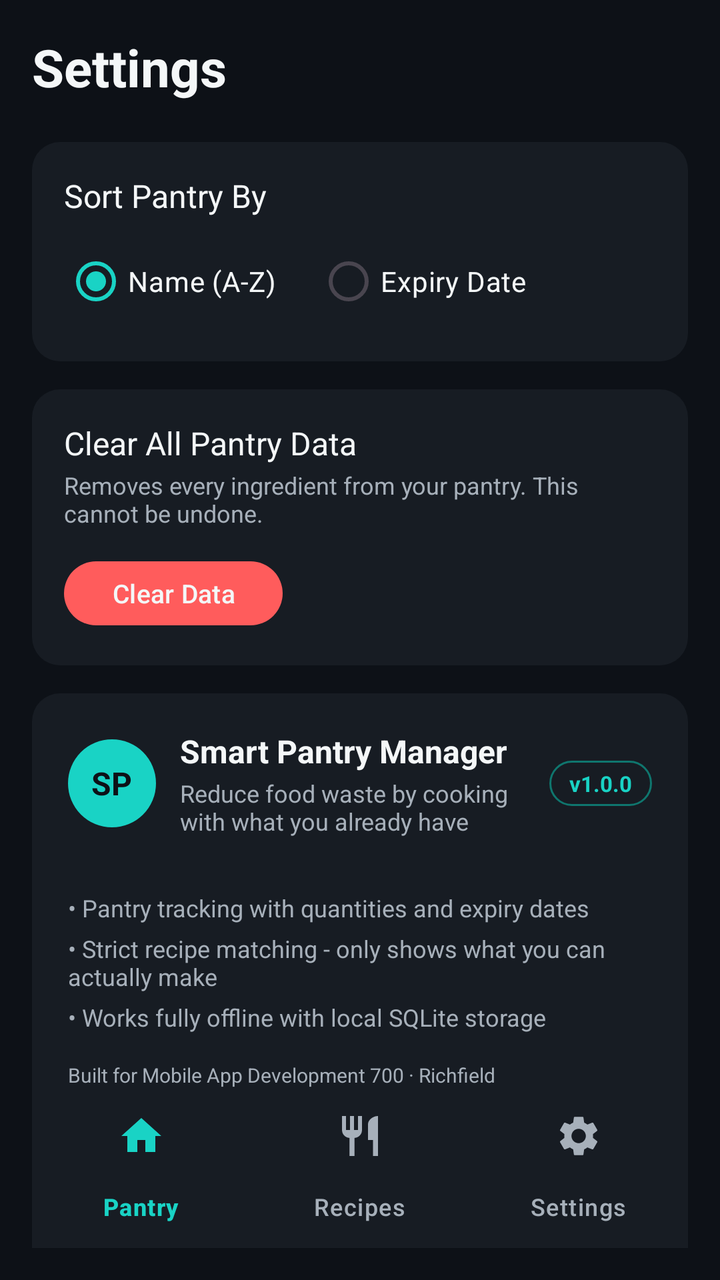
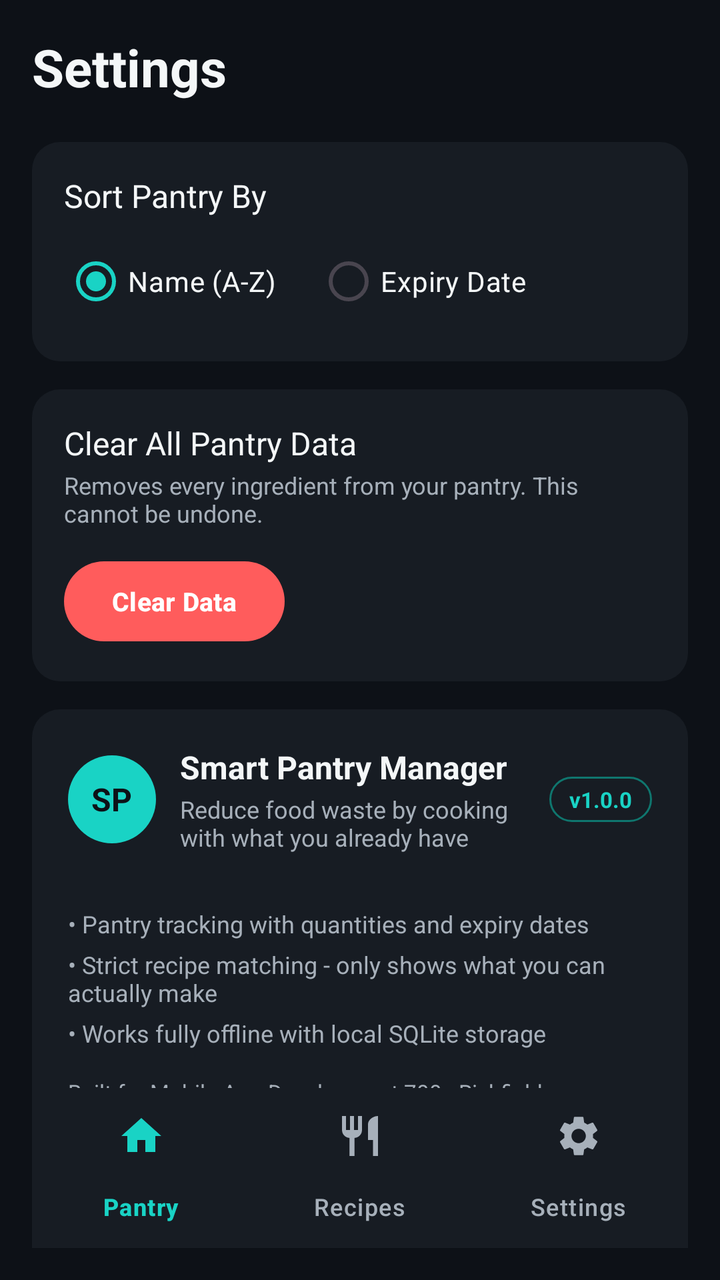

Two renders of the same Android screen: before a commit and after it. Below are the layout's source before the change and the commit's diff.
<!-- AndroidManifest.xml: application theme Theme.SmartPantryManager -->
<!-- res/layout/activity_settings.xml -->
<?xml version="1.0" encoding="utf-8"?>
<androidx.constraintlayout.widget.ConstraintLayout xmlns:android="http://schemas.android.com/apk/res/android"
    xmlns:app="http://schemas.android.com/apk/res-auto"
    android:layout_width="match_parent"
    android:layout_height="match_parent"
    android:background="@color/background"
    android:padding="16dp">

    <TextView
        android:id="@+id/textSettingsTitle"
        android:layout_width="wrap_content"
        android:layout_height="wrap_content"
        android:text="Settings"
        android:textColor="@color/text_main"
        android:textSize="26sp"
        android:textStyle="bold"
        app:layout_constraintTop_toTopOf="parent"
        app:layout_constraintStart_toStartOf="parent" />

    
    <LinearLayout
        android:id="@+id/rowSortBy"
        android:layout_width="0dp"
        android:layout_height="wrap_content"
        android:orientation="vertical"
        android:background="@drawable/bg_card"
        android:padding="16dp"
        android:layout_marginTop="20dp"
        app:layout_constraintTop_toBottomOf="@id/textSettingsTitle"
        app:layout_constraintStart_toStartOf="parent"
        app:layout_constraintEnd_toEndOf="parent">

        <TextView
            android:layout_width="wrap_content"
            android:layout_height="wrap_content"
            android:text="Sort Pantry By"
            android:textColor="@color/text_main"
            android:textSize="16sp" />

        <RadioGroup
            android:id="@+id/radioGroupSortBy"
            android:layout_width="wrap_content"
            android:layout_height="wrap_content"
            android:orientation="horizontal"
            android:layout_marginTop="8dp">

            <RadioButton
                android:id="@+id/radioSortName"
                android:layout_width="wrap_content"
                android:layout_height="wrap_content"
                android:text="Name (A-Z)"
                android:textColor="@color/text_main"
                android:checked="true" />

            <RadioButton
                android:id="@+id/radioSortExpiry"
                android:layout_width="wrap_content"
                android:layout_height="wrap_content"
                android:text="Expiry Date"
                android:textColor="@color/text_main"
                android:layout_marginStart="20dp" />

        </RadioGroup>

    </LinearLayout>

    
    <LinearLayout
        android:id="@+id/rowClearData"
        android:layout_width="0dp"
        android:layout_height="wrap_content"
        android:orientation="vertical"
        android:background="@drawable/bg_card"
        android:padding="16dp"
        android:layout_marginTop="14dp"
        app:layout_constraintTop_toBottomOf="@id/rowSortBy"
        app:layout_constraintStart_toStartOf="parent"
        app:layout_constraintEnd_toEndOf="parent">

        <TextView
            android:layout_width="wrap_content"
            android:layout_height="wrap_content"
            android:text="Clear All Pantry Data"
            android:textColor="@color/text_main"
            android:textSize="16sp" />

        <TextView
            android:layout_width="wrap_content"
            android:layout_height="wrap_content"
            android:text="Removes every ingredient from your pantry. This cannot be undone."
            android:textColor="@color/text_secondary"
            android:textSize="12sp"
            android:layout_marginTop="2dp" />

        <com.google.android.material.button.MaterialButton
            android:id="@+id/buttonClearData"
            android:layout_width="wrap_content"
            android:layout_height="40dp"
            android:layout_marginTop="12dp"
            android:text="Clear Data"
            android:textColor="@color/text_main"
            android:textSize="13sp"
            app:backgroundTint="@color/error_delete"
            app:cornerRadius="20dp" />

    </LinearLayout>

    
    <LinearLayout
        android:id="@+id/rowAbout"
        android:layout_width="0dp"
        android:layout_height="wrap_content"
        android:orientation="vertical"
        android:background="@drawable/bg_card"
        android:padding="18dp"
        android:layout_marginTop="14dp"
        app:layout_constraintTop_toBottomOf="@id/rowClearData"
        app:layout_constraintStart_toStartOf="parent"
        app:layout_constraintEnd_toEndOf="parent">

        <LinearLayout
            android:layout_width="match_parent"
            android:layout_height="wrap_content"
            android:orientation="horizontal"
            android:gravity="center_vertical">

            <FrameLayout
                android:layout_width="44dp"
                android:layout_height="44dp"
                android:background="@drawable/bg_circle_avatar">

                <TextView
                    android:layout_width="wrap_content"
                    android:layout_height="wrap_content"
                    android:layout_gravity="center"
                    android:text="SP"
                    android:textColor="@color/background"
                    android:textStyle="bold"
                    android:textSize="16sp" />

            </FrameLayout>

            <LinearLayout
                android:layout_width="0dp"
                android:layout_height="wrap_content"
                android:layout_weight="1"
                android:layout_marginStart="12dp"
                android:orientation="vertical">

                <TextView
                    android:layout_width="wrap_content"
                    android:layout_height="wrap_content"
                    android:text="Smart Pantry Manager"
                    android:textColor="@color/text_main"
                    android:textSize="16sp"
                    android:textStyle="bold" />

                <TextView
                    android:layout_width="wrap_content"
                    android:layout_height="wrap_content"
                    android:text="Reduce food waste by cooking with what you already have"
                    android:textColor="@color/text_secondary"
                    android:textSize="12sp"
                    android:layout_marginTop="2dp" />

            </LinearLayout>

            <TextView
                android:layout_width="wrap_content"
                android:layout_height="wrap_content"
                android:text="v1.0.0"
                android:textColor="@color/primary_aqua"
                android:textSize="11sp"
                android:textStyle="bold"
                android:background="@drawable/bg_input_field"
                android:paddingStart="10dp"
                android:paddingEnd="10dp"
                android:paddingTop="4dp"
                android:paddingBottom="4dp" />

        </LinearLayout>

        <View
            android:layout_width="match_parent"
            android:layout_height="1dp"
            android:background="@color/card_bg"
            android:layout_marginTop="14dp"
            android:layout_marginBottom="12dp" />

        <TextView
            android:layout_width="wrap_content"
            android:layout_height="wrap_content"
            android:text="• Pantry tracking with quantities and expiry dates"
            android:textColor="@color/text_secondary"
            android:textSize="12sp" />

        <TextView
            android:layout_width="wrap_content"
            android:layout_height="wrap_content"
            android:text="• Strict recipe matching - only shows what you can actually make"
            android:textColor="@color/text_secondary"
            android:textSize="12sp"
            android:layout_marginTop="4dp" />

        <TextView
            android:layout_width="wrap_content"
            android:layout_height="wrap_content"
            android:text="• Works fully offline with local SQLite storage"
            android:textColor="@color/text_secondary"
            android:textSize="12sp"
            android:layout_marginTop="4dp" />

        <TextView
            android:layout_width="wrap_content"
            android:layout_height="wrap_content"
            android:text="Built for Mobile App Development 700 · Richfield"
            android:textColor="@color/text_secondary"
            android:textSize="10sp"
            android:layout_marginTop="14dp" />

        <TextView
            android:layout_width="wrap_content"
            android:layout_height="wrap_content"
            android:text="Developed by Kerina Ramasar"
            android:textColor="@color/text_secondary"
            android:textSize="10sp"
            android:layout_marginTop="4dp" />

    </LinearLayout>

    <com.google.android.material.bottomnavigation.BottomNavigationView
        android:id="@+id/bottomNavSettings"
        android:layout_width="match_parent"
        android:layout_height="wrap_content"
        android:background="@color/card_bg"
        app:itemIconTint="@color/bottom_nav_item_color"
        app:itemTextColor="@color/bottom_nav_item_color"
        app:menu="@menu/bottom_nav_menu"
        app:layout_constraintBottom_toBottomOf="parent" />

</androidx.constraintlayout.widget.ConstraintLayout>
<!-- resources referenced by this layout -->
<resources>
  <color name="background">#0D1117</color>
  <color name="card_bg">#171C23</color>
  <color name="error_delete">#FF5C5C</color>
  <color name="primary_aqua">#19D3C5</color>
  <color name="text_main">#F4F7F8</color>
  <color name="text_secondary">#A7B0BA</color>
  <!-- drawable bg_card (drawable) -->
  <?xml version="1.0" encoding="utf-8"?>
  <shape xmlns:android="http://schemas.android.com/apk/res/android">
      <solid android:color="@color/card_bg" />
      <corners android:radius="14dp" />
  </shape>
  <!-- drawable bg_circle_avatar (drawable) -->
  <?xml version="1.0" encoding="utf-8"?>
  <shape xmlns:android="http://schemas.android.com/apk/res/android"
      android:shape="oval">
      <solid android:color="@color/primary_aqua" />
  </shape>
  <!-- drawable bg_input_field (drawable) -->
  <?xml version="1.0" encoding="utf-8"?>
  <shape xmlns:android="http://schemas.android.com/apk/res/android">
      <solid android:color="@color/card_bg" />
      <corners android:radius="12dp" />
      <stroke android:width="1dp" android:color="@color/dark_aqua" />
      <padding android:left="14dp" android:top="12dp" android:right="14dp" android:bottom="12dp" />
  </shape>
  <style name="Theme.SmartPantryManager" parent="Base.Theme.SmartPantryManager" />
  <color name="dark_aqua">#0F766E</color>
  <style name="Base.Theme.SmartPantryManager" parent="Theme.Material3.DayNight.NoActionBar">
          <item name="android:windowBackground">@color/background</item>
          <item name="colorPrimary">@color/primary_aqua</item>
          <item name="colorOnPrimary">@color/background</item>
          <item name="android:textColorPrimary">@color/text_main</item>
          <item name="android:textColorSecondary">@color/text_secondary</item>
      </style>
</resources>

<!-- the commit's change to res/layout/activity_settings.xml (unified diff, before → after) -->
@@ -95,13 +95,14 @@
         <com.google.android.material.button.MaterialButton
             android:id="@+id/buttonClearData"
             android:layout_width="wrap_content"
-            android:layout_height="40dp"
+            android:layout_height="48dp"
             android:layout_marginTop="12dp"
             android:text="Clear Data"
-            android:textColor="@color/text_main"
+            android:textColor="@android:color/white"
             android:textSize="13sp"
+            android:textStyle="bold"
             app:backgroundTint="@color/error_delete"
-            app:cornerRadius="20dp" />
+            app:cornerRadius="24dp" />
 
     </LinearLayout>
 
@@ -215,7 +216,7 @@
             android:layout_height="wrap_content"
             android:text="Built for Mobile App Development 700 · Richfield"
             android:textColor="@color/text_secondary"
-            android:textSize="10sp"
+            android:textSize="11sp"
             android:layout_marginTop="14dp" />
 
         <TextView
@@ -223,7 +224,7 @@
             android:layout_height="wrap_content"
             android:text="Developed by Kerina Ramasar"
             android:textColor="@color/text_secondary"
-            android:textSize="10sp"
+            android:textSize="11sp"
             android:layout_marginTop="4dp" />
 
     </LinearLayout>
